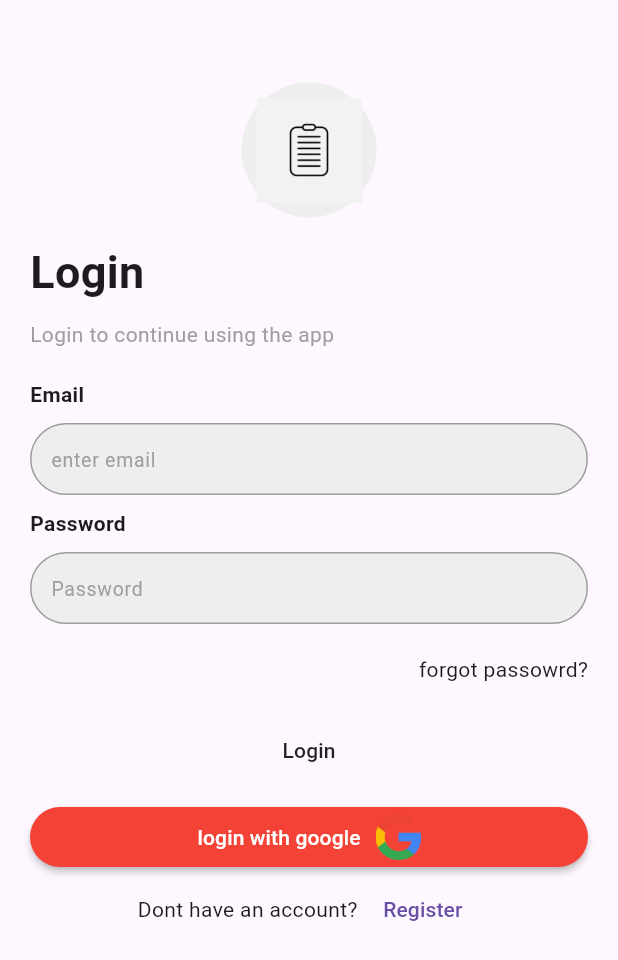
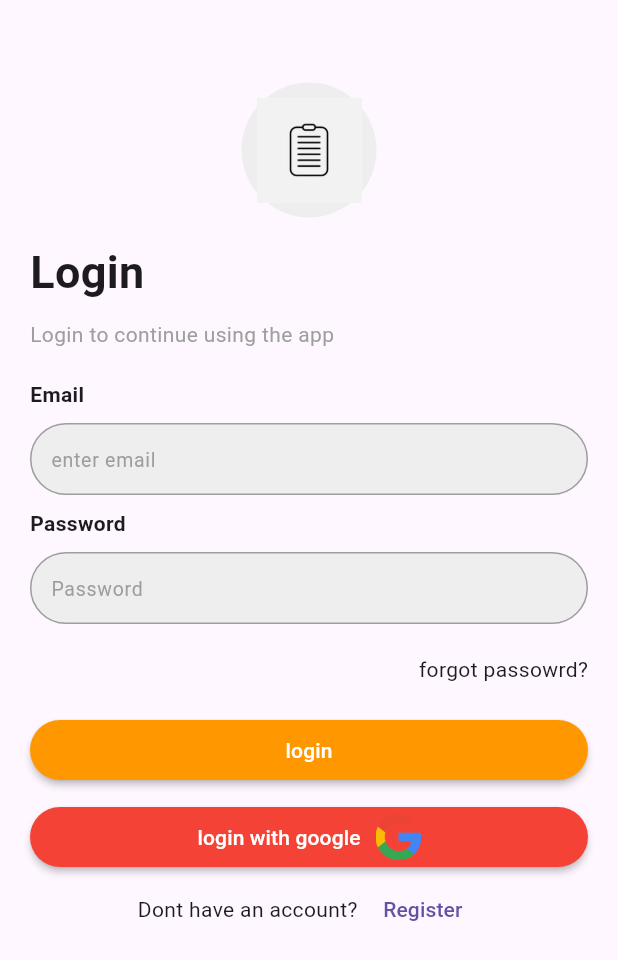
Before and after one commit to Amjadyabroudi128/noteapp, a Flutter app: the screen it shows after launch, on a phone screen of 412 x 824 dp. Shown: the top 960 px of the screen. Run offline on Flutter 3.47's test engine with Material 3 defaults, Android fonts, the phone set to English and light mode, and no system bars; our stand-ins replace cloud_firestore, firebase_auth, firebase_core; accounts and stored records are empty.

```diff
--- a/lib/auth/Login.dart
+++ b/lib/auth/Login.dart
@@ -3,6 +3,7 @@
 import 'package:firebase_auth/firebase_auth.dart';
 import 'package:flutter/cupertino.dart';
 import 'package:flutter/material.dart';
+import 'package:flutter/services.dart';
 import 'package:pushnotification/components/CostomButton.dart';
 import 'package:pushnotification/components/customlogoauth.dart';
 import 'package:pushnotification/components/textformfield.dart';
@@ -20,6 +21,12 @@ class _LoginState extends State<Login> {
 
   @override
   Widget build(BuildContext context) {
+    SystemChrome.setSystemUIOverlayStyle(
+      SystemUiOverlayStyle(
+        statusBarColor: Colors.white,
+        statusBarBrightness: Brightness.dark
+      )
+    );
     return Scaffold(
       body: Container(
         padding: EdgeInsets.all(20),
@@ -50,7 +57,7 @@ class _LoginState extends State<Login> {
                   ],
                 )
               ),
-              MaterialButton(onPressed: ()
+              CustomButton(onPressed: ()
                   async {
                     try {
                       final credential = await FirebaseAuth.instance.signInWithEmailAndPassword(
@@ -66,7 +73,8 @@ class _LoginState extends State<Login> {
                         print('Wrong password provided for that user.');
                       }
                     }
-              }, child: Text("Login")),
+                  },
+                  title: "login"),
               SizedBox(height: 10,),
               MaterialButton(
                   height: 40,
```
Lines whose indentation alone changed are shown as unchanged.
